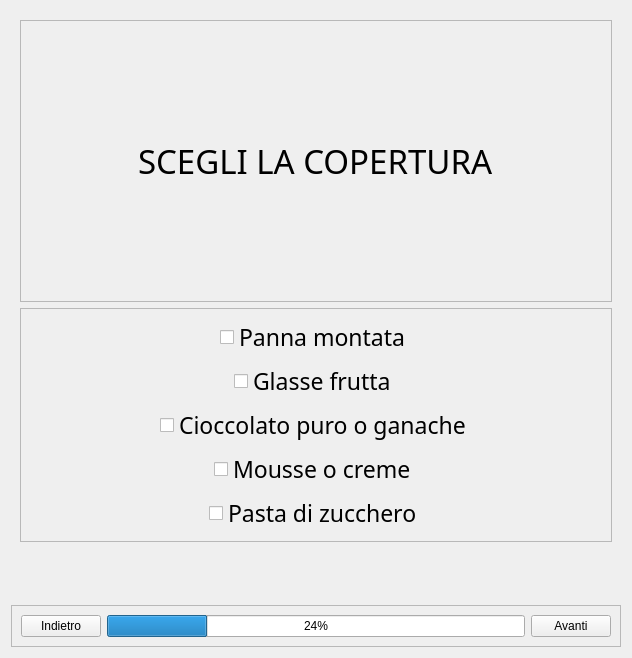
chritianchiappa/progetto_panificio, file projectIS/torta/view/Personalizza_torta.ui: the form before one commit.
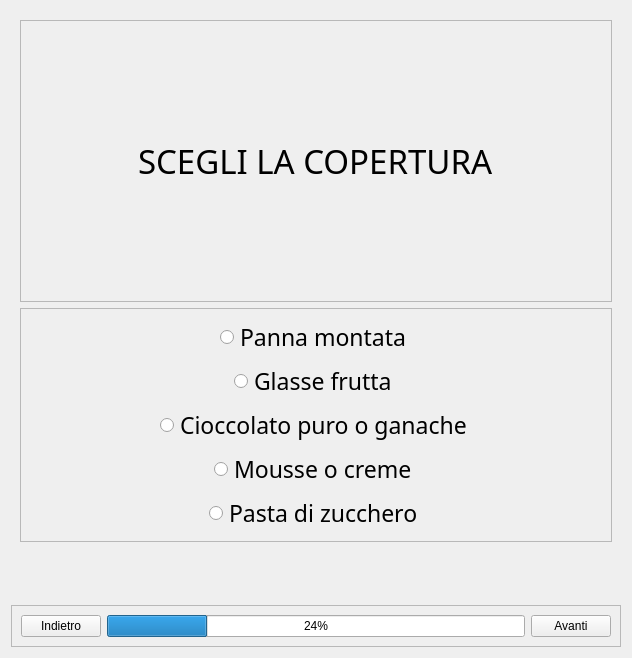
The form after the commit. The open tabs and pages were chosen to show the change. Icons and pictures are not drawn.

```diff
--- a/projectIS/torta/view/Personalizza_torta.ui
+++ b/projectIS/torta/view/Personalizza_torta.ui
@@ -292,35 +292,35 @@
          </property>
          <layout class="QVBoxLayout" name="verticalLayout_9">
           <item alignment="Qt::AlignHCenter">
-           <widget class="QCheckBox" name="checkBox_4">
+           <widget class="QRadioButton" name="panna_montata">
             <property name="text">
              <string>Panna montata</string>
             </property>
            </widget>
           </item>
           <item alignment="Qt::AlignHCenter">
-           <widget class="QCheckBox" name="checkBox_5">
+           <widget class="QRadioButton" name="glasse_frutta">
             <property name="text">
              <string>Glasse frutta</string>
             </property>
            </widget>
           </item>
           <item alignment="Qt::AlignHCenter">
-           <widget class="QCheckBox" name="checkBox_12">
+           <widget class="QRadioButton" name="cioccolato_ganache">
             <property name="text">
              <string>Cioccolato puro o ganache</string>
             </property>
            </widget>
           </item>
           <item alignment="Qt::AlignHCenter">
-           <widget class="QCheckBox" name="checkBox_13">
+           <widget class="QRadioButton" name="mousse_creme">
             <property name="text">
              <string>Mousse o creme</string>
             </property>
            </widget>
           </item>
           <item alignment="Qt::AlignHCenter">
-           <widget class="QCheckBox" name="checkBox_6">
+           <widget class="QRadioButton" name="pasta_zucchero">
             <property name="text">
              <string>Pasta di zucchero</string>
             </property>
```
Left out of the diff: 24 changed lines with no effect on the pictures.
